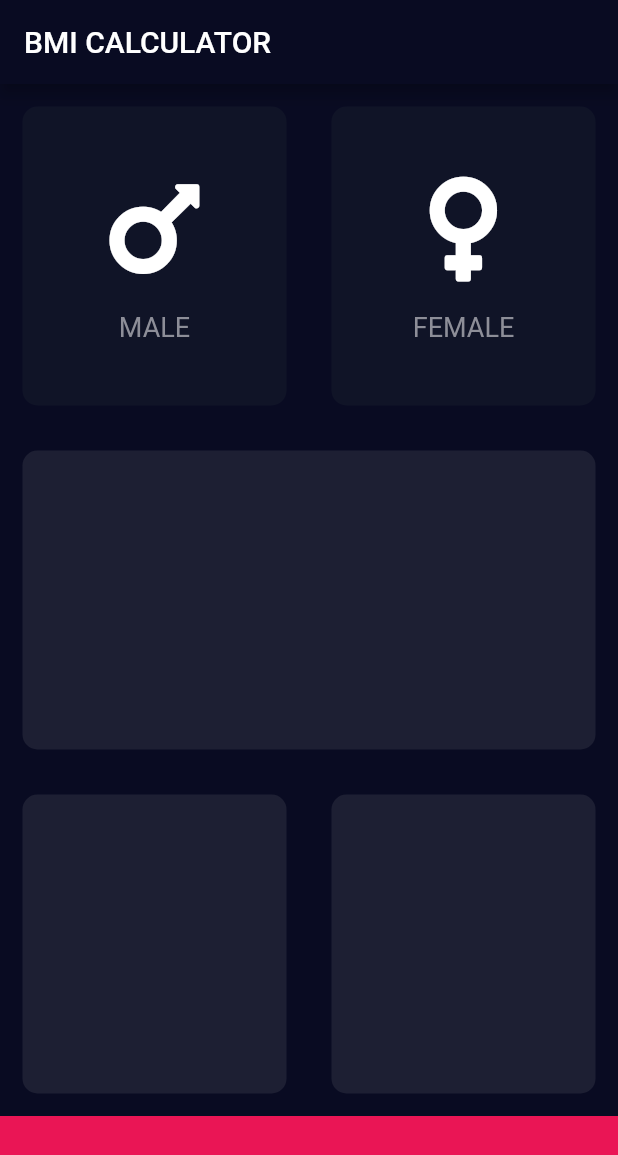
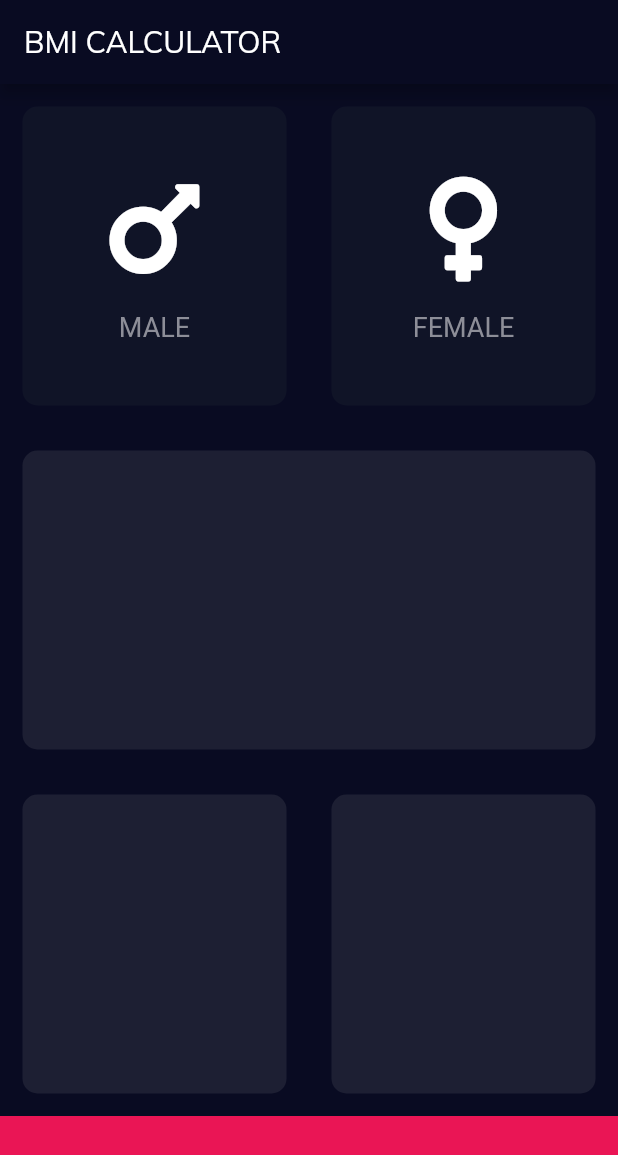
Before and after one commit to beingRD/BMI-Calculator, a Flutter app: the screen it shows after launch, on a phone screen of 412 x 824 dp. Shown: the top 1155 px of the screen. Run offline on Flutter 3.47's test engine with Material 2 defaults, Android fonts, the phone set to English and light mode, and no system bars; our stand-ins replace font_awesome_flutter.

Commit message:
code/mod

```diff
--- a/lib/icon_card.dart
+++ b/lib/icon_card.dart
@@ -21,7 +21,7 @@ class IconCard extends StatelessWidget {
         ),
         Text(
           gender,
-          style: Style.textSecondary,
+          style: Style.textDefault,
         ),
       ],
     );
--- a/lib/input_page.dart
+++ b/lib/input_page.dart
@@ -22,6 +22,7 @@ class _InputPageState extends State<InputPage> {
       appBar: AppBar(
         title: Text(
           'BMI CALCULATOR',
+          style: Style.navBarTitle,
         ),
       ),
       body: Column(
--- a/lib/style.dart
+++ b/lib/style.dart
@@ -5,20 +5,33 @@ class Style {
   static final Color activeCardColor = Color(0xFF1D1F33);
   static final Color inactiveCardColor = Color(0xFF101427);
   static final Color accentColor = Color(0xFFEA1555);
-  static final Color _secondaryColor = Color(0xFF8D8E98);
+  static final Color _textDefaultColor = Color(0xFF8D8E98);
+  static final Color _textLargeColor = Colors.white;
 
-  static  Color maleCardColor = inactiveCardColor;
-  static  Color femaleCardColor = inactiveCardColor;
+  static Color maleCardColor = inactiveCardColor;
+  static Color femaleCardColor = inactiveCardColor;
 
   static const bottomContainerHeight = 80.0;
   static const _iconSize = 80.0;
   static const _defaultFontSize = 18.0;
+  static const _largeFontSize = 50.0;
 
   static const _margin = 15.0;
 
-  static final textSecondary = TextStyle(
+  static final String _fontNameDefault = 'Muli';
+
+  static final navBarTitle = TextStyle(
+    fontFamily: _fontNameDefault,
+  );
+
+  static final textDefault = TextStyle(
     fontSize: _defaultFontSize,
-    color: _secondaryColor,
+    color: _textDefaultColor,
+  );
+
+  static final textLarge = TextStyle(
+    fontSize: _largeFontSize,
+    color: _textLargeColor,
   );
 
   static defaultIconSize() {
--- a/pubspec.yaml
+++ b/pubspec.yaml
@@ -19,3 +19,7 @@ dev_dependencies:
 
 flutter:
   uses-material-design: true
+  fonts:
+    - family: Muli
+      fonts:
+        - asset: fonts/Muli-Regular.ttf
```
Also changed, not shown: fonts/Muli-Regular.ttf (added).
